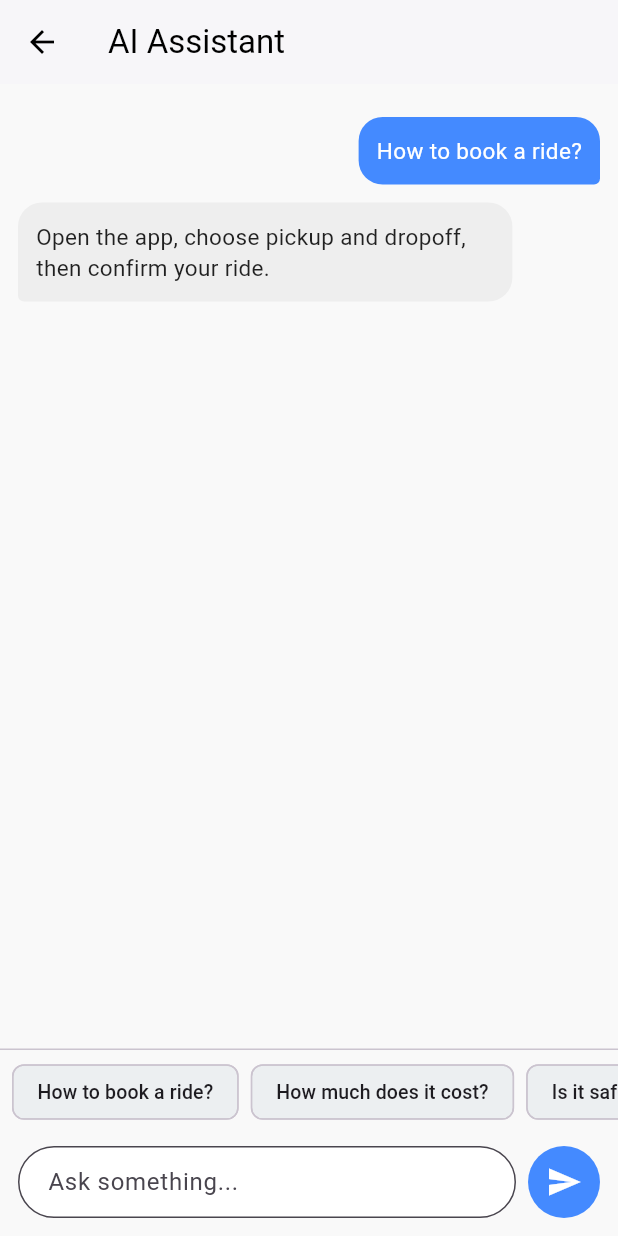
After one commit to mymhsrep3355/AI-Smart-Ride, a Flutter app: the AIChatBotView screen opened by its route, after a tap on "How to book a ride?", on a phone screen of 412 x 824 dp. The commit adds this screen. Run offline on Flutter 3.47's test engine with Material 3 defaults, Android fonts, the phone set to English and light mode, and no system bars; our stand-ins replace connectivity_plus, device_info_plus, dio, geocoding, geolocator, get and 8 more; accounts and stored records are empty.

Commit message:
AI chat bot added

```diff
--- a/lib/main.dart
+++ b/lib/main.dart
@@ -9,6 +9,7 @@ import 'package:smart_ride/src/modules/ForgotPasswordPassengerVerification/Forgo
 import 'package:smart_ride/src/modules/Home_Page/homepage_view.dart';
 import 'package:smart_ride/src/modules/PassengerCreatePassword/PassengerCreatePasswordView.dart';
 import 'package:smart_ride/src/modules/carpooling_pick_drop/carpooling_pick_drop_view.dart';
+import 'package:smart_ride/src/modules/chat-bot/ai_chatbot_view.dart';
 
 import 'package:smart_ride/src/modules/chat_page/chat_page_view.dart';
 import 'package:smart_ride/src/modules/chatting_screen/chatting_screen_view.dart';
@@ -16,7 +17,6 @@ import 'package:smart_ride/src/modules/driverSignUpverification/driver_signupVer
 import 'package:smart_ride/src/modules/driver_Signup/driver_signup_view.dart';
 import 'package:smart_ride/src/modules/driver_activerequestpage/active_request_logic.dart';
 import 'package:smart_ride/src/modules/driver_activerequestpage/active_request_view.dart';
-
 
 import 'package:smart_ride/src/modules/driver_homepage/driver_home_view.dart';
 import 'package:smart_ride/src/modules/driver_info/driver_info_view.dart';
@@ -78,6 +78,10 @@ class MyApp extends StatelessWidget {
               name: '/passengerVerification',
               page: () => const PassengerVerificationView()),
           GetPage(name: '/signup', page: () => const SignView()),
+          GetPage(
+            name: '/ai-chatbot',
+            page: () => const AIChatBotView(),
+          ),
           GetPage(
               name: '/signupChoice',
               page: () => const SignUpTypeSelectionView()),
--- /dev/null
+++ b/lib/src/modules/ai_chatbot/ai_chatbot_logic.dart
@@ -0,0 +1 @@
+// TODO Implement this library.
--- /dev/null
+++ b/lib/src/modules/chat-bot/ai_chatbot_logic.dart
@@ -0,0 +1,83 @@
+import 'package:flutter/material.dart';
+import 'package:get/get.dart';
+import 'package:google_generative_ai/google_generative_ai.dart';
+
+class AIChatMessage {
+  final String text;
+  final bool isBot;
+
+  AIChatMessage({required this.text, required this.isBot});
+}
+
+class AIChatBotLogic extends GetxController {
+  final List<AIChatMessage> messages = [];
+  final TextEditingController userInputController = TextEditingController();
+
+  final List<String> suggestions = [
+    "How to book a ride?",
+    "How much does it cost?",
+    "Is it safe for women?",
+    "How do I cancel a ride?",
+  ];
+
+  final Map<String, String> answers = {
+    "How to book a ride?":
+        "Open the app, choose pickup and dropoff, then confirm your ride.",
+    "How much does it cost?":
+        "It depends on distance, vehicle type, and traffic conditions.",
+    "Is it safe for women?":
+        "Yes. We offer women-only rides and 24/7 emergency support.",
+    "How do I cancel a ride?":
+        "Go to your bookings and tap cancel before the driver arrives.",
+  };
+
+  late final GenerativeModel _geminiModel;
+
+  @override
+  void onInit() {
+    super.onInit();
+
+    _geminiModel = GenerativeModel(
+      model: 'gemini-2.5-flash',
+      apiKey: 'AIzaSyD4Bsv6dceQDPFXbE_tshGI1KIV7XPA1yE',
+    );
+  }
+
+  void askQuestion(String question) {
+    messages.add(AIChatMessage(text: question, isBot: false));
+    final answer = answers[question] ?? "I'm still learning to answer that.";
+    messages.add(AIChatMessage(text: answer, isBot: true));
+    update();
+  }
+
+  Future<void> sendCustomPrompt() async {
+    final input = userInputController.text.trim();
+    if (input.isEmpty) return;
+
+    messages.add(AIChatMessage(text: input, isBot: false));
+    update();
+    userInputController.clear();
+
+    try {
+      final prompt = """
+You are SmartRide’s AI assistant, helping users with ride-booking, carpooling, safety, and travel information.
+Stay helpful, simple, and relevant to SmartRide's context.
+
+User asked: "$input"
+""";
+
+      final response =
+          await _geminiModel.generateContent([Content.text(prompt)]);
+      final reply =
+          response.text?.trim() ?? "I'm sorry, I didn't understand that.";
+
+      messages.add(AIChatMessage(text: reply, isBot: true));
+    } catch (e) {
+      print("Gemini API error: $e");
+      messages.add(AIChatMessage(
+          text: "Failed to get response. Please try again.", isBot: true));
+    }
+
+    update();
+  }
+}
--- /dev/null
+++ b/lib/src/modules/chat-bot/ai_chatbot_view.dart
@@ -0,0 +1,143 @@
+import 'package:flutter/material.dart';
+import 'package:get/get.dart';
+import 'package:smart_ride/src/modules/ai_chatbot/ai_chatbot_logic.dart';
+import 'package:smart_ride/src/modules/chat-bot/ai_chatbot_logic.dart';
+
+class AIChatBotView extends StatelessWidget {
+  const AIChatBotView({super.key});
+
+  @override
+  Widget build(BuildContext context) {
+    final theme = Theme.of(context);
+
+    return GetBuilder<AIChatBotLogic>(
+      init: AIChatBotLogic(),
+      builder: (_) {
+        final controller = Get.find<AIChatBotLogic>();
+        return Scaffold(
+          backgroundColor: const Color(0xFFF9F9F9),
+          appBar: AppBar(
+            backgroundColor: Colors.white,
+            elevation: 1,
+            title: const Text(
+              "AI Assistant",
+              style: TextStyle(color: Colors.black),
+            ),
+            iconTheme: const IconThemeData(color: Colors.black),
+          ),
+          body: Column(
+            children: [
+              // Message List
+              Expanded(
+                child: ListView.builder(
+                  padding:
+                      const EdgeInsets.symmetric(horizontal: 12, vertical: 16),
+                  itemCount: controller.messages.length,
+                  itemBuilder: (context, index) {
+                    final msg = controller.messages[index];
+                    return Align(
+                      alignment: msg.isBot
+                          ? Alignment.centerLeft
+                          : Alignment.centerRight,
+                      child: Container(
+                        margin: const EdgeInsets.symmetric(vertical: 6),
+                        padding: const EdgeInsets.all(12),
+                        constraints: BoxConstraints(
+                            maxWidth: MediaQuery.of(context).size.width * 0.8),
+                        decoration: BoxDecoration(
+                          color: msg.isBot
+                              ? Colors.grey.shade200
+                              : Colors.blueAccent,
+                          borderRadius: BorderRadius.only(
+                            topLeft: const Radius.circular(16),
+                            topRight: const Radius.circular(16),
+                            bottomLeft: Radius.circular(msg.isBot ? 4 : 16),
+                            bottomRight: Radius.circular(msg.isBot ? 16 : 4),
+                          ),
+                        ),
+                        child: Text(
+                          msg.text,
+                          style: TextStyle(
+                            color: msg.isBot ? Colors.black87 : Colors.white,
+                            fontSize: 15,
+                          ),
+                        ),
+                      ),
+                    );
+                  },
+                ),
+              ),
+
+              const Divider(height: 1),
+
+              // Predefined questions as horizontal chips
+              if (controller.suggestions.isNotEmpty)
+                Container(
+                  height: 48,
+                  margin: const EdgeInsets.only(top: 4, left: 8),
+                  child: ListView.separated(
+                    scrollDirection: Axis.horizontal,
+                    itemCount: controller.suggestions.length,
+                    padding: const EdgeInsets.only(right: 12),
+                    separatorBuilder: (_, __) => const SizedBox(width: 8),
+                    itemBuilder: (context, index) {
+                      final suggestion = controller.suggestions[index];
+                      return ActionChip(
+                        backgroundColor: Colors.blueGrey.shade50,
+                        label: Text(
+                          suggestion,
+                          style: const TextStyle(fontSize: 13),
+                        ),
+                        onPressed: () => controller.askQuestion(suggestion),
+                      );
+                    },
+                  ),
+                ),
+
+              // Input field
+              Padding(
+                padding: const EdgeInsets.all(12),
+                child: Row(
+                  children: [
+                    Expanded(
+                      child: TextField(
+                        controller: controller.userInputController,
+                        decoration: InputDecoration(
+                          hintText: 'Ask something...',
+                          contentPadding: const EdgeInsets.symmetric(
+                              horizontal: 16, vertical: 12),
+                          filled: true,
+                          fillColor: Colors.white,
+                          border: OutlineInputBorder(
+                            borderRadius: BorderRadius.circular(24),
+                            borderSide: BorderSide(color: Colors.grey.shade300),
+                          ),
+                          focusedBorder: OutlineInputBorder(
+                            borderRadius: BorderRadius.circular(24),
+                            borderSide:
+                                const BorderSide(color: Colors.blueAccent),
+                          ),
+                        ),
+                      ),
+                    ),
+                    const SizedBox(width: 8),
+                    CircleAvatar(
+                      radius: 24,
+                      backgroundColor: Colors.blueAccent,
+                      child: IconButton(
+                        icon: const Icon(Icons.send, color: Colors.white),
+                        onPressed: () {
+                          controller.sendCustomPrompt();
+                        },
+                      ),
+                    ),
+                  ],
+                ),
+              ),
+            ],
+          ),
+        );
+      },
+    );
+  }
+}
--- a/pubspec.yaml
+++ b/pubspec.yaml
@@ -38,7 +38,7 @@ dependencies:
   http: ^1.2.1
   location: ^5.0.3
   geolocator: ^10.1.0
-
+  google_generative_ai: ^0.3.2
   latlong2: ^0.9.0
   permission_handler: ^11.3.1
 
```
Also changed, not shown: lib/src/modules/Home_Page/homepage_view.dart (+27 -17 lines), pubspec.lock.
